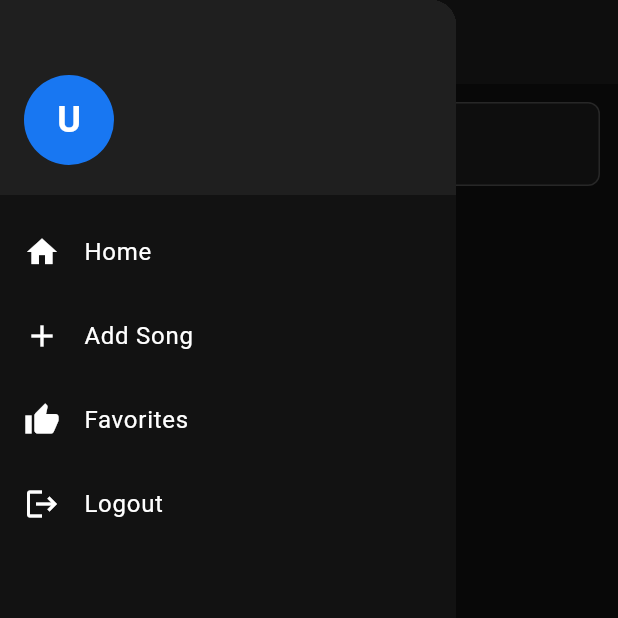
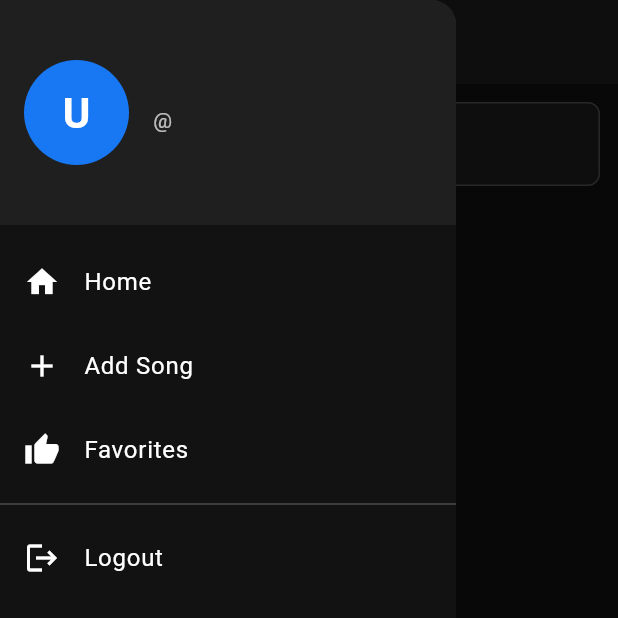
Before and after one commit to JObillo/music_app_with_login, a Flutter app: the HomePage screen opened directly with empty values, with the side drawer open, on a phone screen of 412 x 824 dp, the top half of it. Run offline on Flutter 3.47's test engine with Material 3 defaults, Android fonts, the phone set to English and light mode, and no system bars; our stand-ins replace cloud_firestore, device_preview, firebase_auth, firebase_core, google_sign_in, youtube_player_flutter; missing offline and left inert: bcrypt, mailer; accounts and stored records are empty.

Commit message:
fix the home page, app drawer, and favorites page

```diff
--- a/lib/navigation/favorites_page.dart
+++ b/lib/navigation/favorites_page.dart
@@ -1,12 +1,12 @@
 import 'package:flutter/material.dart';
 import 'package:cloud_firestore/cloud_firestore.dart';
 import '../models/song.dart';
-import 'package:firebase_auth/firebase_auth.dart';
 import 'lyrics_page.dart';
 
 class FavoritesPage extends StatefulWidget {
   final String username;
   final String? email;
+  final String userId; // Unique ID for Firestore (username)
   final Set<String> currentFavorites;
   final Function(Set<String>)? onFavoriteChanged;
 
@@ -14,6 +14,7 @@ class FavoritesPage extends StatefulWidget {
     super.key,
     required this.username,
     this.email,
+    required this.userId,
     required this.currentFavorites,
     this.onFavoriteChanged,
   });
@@ -33,14 +34,11 @@ class _FavoritesPageState extends State<FavoritesPage> {
   }
 
   Future<void> toggleFavorite(Song song) async {
-    final user = FirebaseAuth.instance.currentUser;
-    if (user == null) return;
-
     final favRef = FirebaseFirestore.instance
         .collection('users')
-        .doc(user.uid)
+        .doc(widget.userId) // Use userId instead of FirebaseAuth
         .collection('favorites')
-        .doc(song.id); // Use ID
+        .doc(song.id);
 
     final doc = await favRef.get();
     if (doc.exists) {
@@ -70,17 +68,12 @@ class _FavoritesPageState extends State<FavoritesPage> {
 
   @override
   Widget build(BuildContext context) {
-    final user = FirebaseAuth.instance.currentUser;
-    if (user == null) {
-      return const Center(child: Text('Not logged in'));
-    }
-
     return Scaffold(
       appBar: AppBar(title: const Text('Favorites')),
       body: StreamBuilder<QuerySnapshot>(
         stream: FirebaseFirestore.instance
             .collection('users')
-            .doc(user.uid)
+            .doc(widget.userId) // Firestore user document
             .collection('favorites')
             .orderBy('timestamp', descending: true)
             .snapshots(),
@@ -95,7 +88,7 @@ class _FavoritesPageState extends State<FavoritesPage> {
             itemCount: docs.length,
             itemBuilder: (context, index) {
               final doc = docs[index];
-              final song = Song.fromDocument(doc); // Convert using fromDocument
+              final song = Song.fromDocument(doc);
 
               return GestureDetector(
                 onTapDown: (_) => setState(() => pressedIndex = index),
--- a/lib/navigation/home_page.dart
+++ b/lib/navigation/home_page.dart
@@ -1,6 +1,5 @@
 import 'package:flutter/material.dart';
 import 'package:cloud_firestore/cloud_firestore.dart';
-import 'package:firebase_auth/firebase_auth.dart';
 import '../widgets/app_drawer.dart';
 import '../models/song.dart';
 import 'favorites_page.dart';
@@ -68,12 +67,10 @@ class _HomePageState extends State<HomePage> {
   }
 
   Future<void> toggleFavorite(Song song) async {
-    final user = FirebaseAuth.instance.currentUser;
-    if (user == null) return;
-
+    // Use username as the Firestore user ID
     final favRef = FirebaseFirestore.instance
         .collection('users')
-        .doc(user.uid)
+        .doc(widget.username) // <-- username instead of FirebaseAuth
         .collection('favorites')
         .doc(song.id);
 
@@ -89,7 +86,10 @@ class _HomePageState extends State<HomePage> {
         ).showSnackBar(const SnackBar(content: Text('Removed from favorites')));
       }
     } else {
-      await favRef.set(song.toMap());
+      await favRef.set({
+        ...song.toMap(),
+        'timestamp': FieldValue.serverTimestamp(), // important for ordering
+      });
       setState(() {
         favoriteIds.add(song.id);
       });
@@ -124,7 +124,10 @@ class _HomePageState extends State<HomePage> {
         drawer: AppDrawer(
           firstName: widget.firstname,
           lastName: widget.lastname,
-          usernameOrEmail: widget.email ?? widget.username,
+          username: widget.username, // ✅ pass username
+          email:
+              widget.email ??
+              '', // ✅ pass email (fallback to empty string if null)
           photoUrl: widget.photoUrl,
           onLogout: logout,
           goToFavorites: () {
@@ -133,7 +136,8 @@ class _HomePageState extends State<HomePage> {
               MaterialPageRoute(
                 builder: (_) => FavoritesPage(
                   username: widget.username,
-                  email: widget.email,
+                  email: widget.email ?? '',
+                  userId: widget.username, // or whatever unique ID you use
                   currentFavorites: favoriteIds,
                   onFavoriteChanged: (updatedFavorites) {
                     setState(() {
@@ -145,6 +149,7 @@ class _HomePageState extends State<HomePage> {
             );
           },
         ),
+
         body: Column(
           children: [
             Padding(
--- a/lib/navigation/lyrics_page.dart
+++ b/lib/navigation/lyrics_page.dart
@@ -74,7 +74,7 @@ class _LyricsPageState extends State<LyricsPage> {
     final song = widget.song;
 
     return Scaffold(
-      appBar: AppBar(title: Text(song.title)),
+      appBar: AppBar(title: Text("Lyrics Page")),
       body: Padding(
         padding: const EdgeInsets.symmetric(horizontal: 16, vertical: 20),
         child: Column(
--- a/lib/navigation/song_data.dart
+++ /dev/null
@@ -1,375 +0,0 @@
-import '../models/song.dart';
-
-final List<Song> songs = [
-  Song(
-    title: 'Thank You For Loving Me',
-    artist: 'Bon Jovi',
-    imageUrl: 'thankyou.png',
-    audioUrl: 'thankyou.mp3',
-    lyrics: '''
-It's hard for me to say the things I wanna say sometimes
-There's no-one here but you and me and that broken old street light
-Lock the doors, we'll leave the world outside
-All I've got to give to you are these five words when I
-
-Thank you for loving me
-For being my eyes when I couldn't see
-For parting my lips when I couldn't breathe
-Thank you for loving me
-Thank you for loving me
-
-I never knew I had a dream until that dream was you
-When I look into your eyes the sky's a different blue
-Cross my heart I wear no disguise
-If I tried, you'd make believe that you believed my lies
-
-Thank you for loving me
-For being my eyes when I couldn't see
-For parting my lips when I couldn't breathe
-Thank you for loving me
-Thank you for loving me
-
-You pick me up when I fall down
-You ring the bell before they count me out
-If I was drowning you would part the sea
-And risk your own life to rescue me
-
-Yeah, yeah, yeah, yeah, yeaheah!
-
-Lock the doors, we'll leave the world outside
-All I've got to give to you are these five words when I
-
-Thank you for loving me
-For being my eyes when I couldn't see
-For parting my lips when I couldn't breathe
-
-Thank you for loving me
-When I couldn't fly, oh, you gave me wings
-You parted my lips when I couldn't breathe
-
-Thank you for loving me
-Thank you for loving me
-Thank you for loving me
-Oh, for loving me
-
-Songwriters: Jon Bon Jovi, Richard Sambora. For non-commercial use only.
-    ''',
-  ),
-
-  Song(
-    title: 'When I Met you',
-    artist: 'APO Hiking Society',
-    imageUrl: 'when.png',
-    audioUrl: 'when.mp3',
-    lyrics: '''
-There I was, an empty piece of a shell
-Just minding my own world
-Without even knowing what love and life were all about
-
-Then you came
-You brought me out of the shell
-You gave the world to me
-And before I knew
-There I was, so in love with you
-
-You gave me a reason for my being
-And I love what I'm feeling
-You gave me a meaning to my life
-Yes, I've gone beyond existing
-And it all began when I met you
-
-I love the touch of your hair
-And when I look in your eyes
-I just know, I know I'm onto something good
-
-And I'm sure, my love for you will endure
-Your love will light up my world
-And take all my cares away where they can't bother me
-
-You gave me a reason for my being
-And I love what I'm feeling
-You gave me a meaning to my life
-Yes, I've gone beyond existing
-And it all began when I met you
-
-You taught me how to love
-You showed me a tomorrow and today
-My love, that's different from the yesterday I knew
-You taught me how to love
-And darling, I will always cherish you
-Today, tomorrow, and forever
-
-And I'm sure when evening comes around
-I know, we'll be making love like never before
-My love, who could ask for more?
-
-You gave me a reason for my being
-And I love what I'm feeling
-
-You gave me a meaning to my life
-Yes, I've gone beyond existing
-And it all began when I met you
-When I met you
-
-You gave me a reason (for my being)
-And I love what I'm feeling (love what I'm feeling)
-You gave me a meaning to my life
-Yes, I've gone beyond existing
-And it all began when I met you
-
-When I met you
-
-Songwriters: Jaime Paredes. For non-commercial use only.
-    ''',
-  ),
-
-  Song(
-    title: 'Love Me With All Your Heart',
-    artist: 'Engelbert Humperdinck',
-    imageUrl: 'loveme.png',
-    audioUrl: 'loveme.mp3',
-    lyrics: '''
-Love me with all of your heart
-That's all I want, love
-Love me with all of your heart or not at all
-
-Just promise me this
-That you'll give me all your kisses
-Every winter, every summer, every fall
-
-When we are far apart or when you're near me
-Love me with all of your heart as I love you
-Don't give me your love
-For a moment, or an hour
-Love me always as you've loved me from the start
-With every beat of your heart
-
-Just promise me this
-That you'll give me all your kisses
-Every winter, every summer, every fall
-
-When we are far apart or when you're near me
-Love me with all of your heart as I love you
-Don't give me your love
-For a moment or an hour
-Love me always as you've loved me from the start
-With every beat of your heart
-
-Songwriters: Sunny Skylar, Carlos Alberto Martinoli, Carlos Rigual Rodriguez, Mario Rigual Rodriguez. For non-commercial use only.
-    ''',
-  ),
-
-  Song(
-    title: 'Come What May',
-    artist: 'Air Supply',
-    imageUrl: 'come.png',
-    audioUrl: 'come.mp3',
-    lyrics: '''
-When she looks at me
-I know the girl sees things nobody else can see
-All of the secret fears inside and all the craziness I hide
-She looks into my soul and reads me like nobody can
-
-And she doesn't judge the man
-She just takes me as I am
-
-Come what may, she believes
-And that faith is something I've never known before
-Come what may, she loves me
-And that love has helped me open a door
-Making me love myself a little more
-
-When I turn away
-She knows those are the times, there's nothing she can say
-Nothing that anyone can do, and so she lets me live it through
-And when I'm in my darkest hour of uncertainty
-
-She just simply lets me be
-And goes right on loving me
-
-Come what may, she believes
-And that faith is something I've never known before
-Come what may, she loves me
-And that love has helped me open a door
-Making me love myself a little more
-Oh-oh-oh-oh-oh
-
-And when it seems my dreams have all slipped through my fingers
-When they just can't be found, I turn around
-And there they are shining in her eyes (shining in her eyes)
-Come what may, she believes
-
-And that faith is something I've never known before
-Come what may, she loves me
-And that love has helped me open a door
-Making me love myself a little more
-
-Come what may, she believes
-And that faith is something I've never known before
-Come what may, she loves me
-And that love has helped me open a door
-
-Songwriters: Tom Snow, J. Vastano. For non-commercial use only.
-    ''',
-  ),
-
-  Song(
-    title: 'Maybe This Time',
-    artist: 'Michael Martin Murphey',
-    imageUrl: 'maybe.png',
-    audioUrl: 'maybe.mp3',
-    lyrics: '''
-Two old friends meet again
-Wearing older faces
-Talk about the places they've been
-Two old sweethearts who fell apart
-Somewhere long ago
-How are they to know
-Someday they'd meet again
-And have a need for more than reminiscing
-
-Maybe this time
-It'll be loving they'll find
-Maybe now they can be more than just friends
-She's back in his life
-And it feels so right
-Maybe this time, love won't end
-
-It's the same old feeling back again
-It's the one that they had way back when
-They were too young to know when love is real
-
-But somehow, some things never change
-And even time hasn't cooled the flame
-It's burning even brighter than it did before
-It got another chance and if they take it
-
-Maybe this time
-It'll be loving they'll find
-Maybe now they can be more than just friends (just friends)
-She's back in his life
-And it feels so right
-Maybe this time, love won't end
-
-She's smiling like she used to smile way back then
-She's feeling like she used to feel way back when
-They tried, but something kept them
-Waiting for this magic moment, oh-woah
-
-Maybe this time
-It'll be loving they'll find
-Maybe now they can be more than just friends, oh
-She's back in his life and it feels so right
-Maybe this time (this time)
-Maybe this time (this time)
-Maybe this time
-Love won't end
-
-Songwriters: Kenneth Clark Loggins, Randy Goodrum. For non-commercial use only.
-    ''',
-  ),
-
-  Song(
-    title: 'Tarzan',
-    artist: 'Baltimora',
-    imageUrl: 'tarzan.png',
-    audioUrl: 'tarzan.mp3',
-    lyrics: '''
-Come stop your crying
-It will be alright
-Just take my hand
-Hold it tight
-I will protect you
-From all around you
-I will be here
-Don't you cry
-
-For one so small
-You seem so strong
-My arms will hold you
-Keep you safe and warm
-This bond between us
-Can't be broken
-I will be here don't you cry
-
-I will be here don't you cry
-'Cause you'll be in my heart
-Yes, you'll be in my heart
-From this day on
-Now and forever more
-
-You'll be in my heart
-No matter what they say
-You'll be here in my heart
-Always
-
-Always
-
-Songwriters: Phil Collins. For non-commercial use only.
-    ''',
-  ),
-
-  Song(
-    title: 'One Last Breath',
-    artist: 'Creed',
-    imageUrl: 'one.png',
-    audioUrl: 'one.mp3',
-    lyrics: '''
-Please come now, I think I'm falling
-I'm holding on to all I think is safe
-It seems I found the road to nowhere
-And I'm trying to escape
-
-I yelled back when I heard thunder
-But I'm down to one last breath
-And with it, let me say
-Let me say
-
-Hold me now
-I'm six feet from the edge and I'm thinking
-Maybe six feet ain't so far down
-
-I'm looking down, now that it's over
-Reflecting on all of my mistakes
-I thought I found the road to somewhere
-Somewhere in His grace
-
-I cried out, "Heaven, save me"
-But I'm down to one last breath
-And with it, let me say
-Let me say
-
-Hold me now
-I'm six feet from the edge and I'm thinking
-Maybe six feet ain't so far down
-
-Hold me now
-I'm six feet from the edge and I'm thinking
-Maybe six feet ain't so far down
-
-I'm so far down
-
-Sad eyes follow me
-But I still believe there's something left for me
-So, please come stay with me
-'Cause I still believe there's something left for you and me
-For you and me
-For you and me
-Hold me now
-I'm six feet from the edge and I'm thinking
-
-Hold me now
-I'm six feet from the edge and I'm thinking
-Maybe six feet ain't so far down
-
-Hold me now
-I'm six feet from the edge and I'm thinking
-Maybe six feet ain't so far down
-
-Please come now, I think I'm falling
-I'm holding on to all I think is safe
-
-Songwriters: Mark Tremonti, Scott Stapp. For non-commercial use only.
-    ''',
-  ),
-];
--- a/lib/widgets/app_drawer.dart
+++ b/lib/widgets/app_drawer.dart
@@ -6,7 +6,8 @@ import '../navigation/add_song.dart';
 class AppDrawer extends StatelessWidget {
   final String firstName;
   final String lastName;
-  final String usernameOrEmail;
+  final String username;
+  final String email;
   final String? photoUrl;
   final VoidCallback? onLogout;
   final VoidCallback? goToFavorites;
@@ -15,7 +16,8 @@ class AppDrawer extends StatelessWidget {
     super.key,
     required this.firstName,
     required this.lastName,
-    required this.usernameOrEmail,
+    required this.username,
+    required this.email,
     this.photoUrl,
     this.onLogout,
     this.goToFavorites,
@@ -46,16 +48,11 @@ class AppDrawer extends StatelessWidget {
         children: [
           Container(
             color: const Color(0xFF1F1F1F),
-            padding: const EdgeInsets.only(
-              top: 50,
-              bottom: 20,
-              left: 16,
-              right: 16,
-            ),
+            padding: const EdgeInsets.symmetric(vertical: 40, horizontal: 16),
             child: Row(
               children: [
                 CircleAvatar(
-                  radius: 30,
+                  radius: 35,
                   backgroundColor: const Color(0xFF1877F2),
                   backgroundImage: photoUrl != null
                       ? NetworkImage(photoUrl!)
@@ -66,14 +63,14 @@ class AppDrawer extends StatelessWidget {
                               ? firstName[0].toUpperCase()
                               : 'U',
                           style: const TextStyle(
-                            fontSize: 24,
+                            fontSize: 28,
+                            fontWeight: FontWeight.bold,
                             color: Colors.white,
-                            fontWeight: FontWeight.bold,
                           ),
                         )
                       : null,
                 ),
-                const SizedBox(width: 15),
+                const SizedBox(width: 16),
                 Expanded(
                   child: Column(
                     crossAxisAlignment: CrossAxisAlignment.start,
@@ -81,17 +78,25 @@ class AppDrawer extends StatelessWidget {
                       Text(
                         '$firstName $lastName',
                         style: const TextStyle(
-                          color: Colors.white,
                           fontSize: 18,
                           fontWeight: FontWeight.bold,
+                          color: Colors.white,
                         ),
                       ),
                       const SizedBox(height: 4),
                       Text(
-                        usernameOrEmail,
+                        '@$username',
                         style: const TextStyle(
+                          fontSize: 14,
                           color: Colors.white70,
-                          fontSize: 10,
+                        ),
+                      ),
+                      const SizedBox(height: 2),
+                      Text(
+                        email,
+                        style: const TextStyle(
+                          fontSize: 12,
+                          color: Colors.white60,
                         ),
                       ),
                     ],
@@ -117,7 +122,7 @@ class AppDrawer extends StatelessWidget {
               Navigator.push(
                 context,
                 MaterialPageRoute(
-                  builder: (_) => AddSongPage(username: usernameOrEmail),
+                  builder: (_) => AddSongPage(username: username),
                 ),
               );
             },
@@ -134,6 +139,7 @@ class AppDrawer extends StatelessWidget {
                 goToFavorites!();
               },
             ),
+          const Divider(color: Colors.white24),
           ListTile(
             leading: const Icon(Icons.logout, color: Colors.white),
             title: const Text('Logout', style: TextStyle(color: Colors.white)),
```
